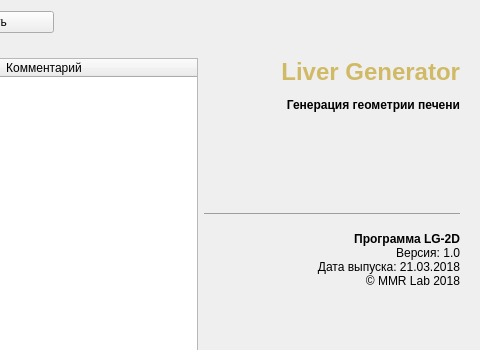
The window that liver generator/lobule2d/formproject.ui (Re5ime/lobule) describes before a commit, drawn with Qt 5; both pictures show x 530 to 1010 and y 0 to 350 of the 1010 by 720 pixel window.
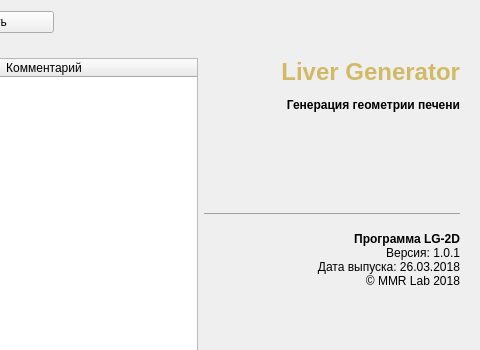
The same window after the commit. Icons and pictures are not drawn.

```diff
--- a/liver generator/lobule2d/formproject.ui
+++ b/liver generator/lobule2d/formproject.ui
@@ -614,7 +614,7 @@
            </sizepolicy>
           </property>
           <property name="text">
-           <string>&lt;html&gt;&lt;head/&gt;&lt;body&gt;&lt;p align=&quot;right&quot;&gt;&lt;span style=&quot; font-size:xx-large; font-weight:600; color:#d1ba66;&quot;&gt;Liver Generator&lt;/span&gt;&lt;/p&gt;&lt;p align=&quot;right&quot;&gt;&lt;span style=&quot; font-weight:600;&quot;&gt;Генерация геометрии печени&lt;/span&gt;&lt;br/&gt;&lt;br/&gt;&lt;br/&gt;&lt;img src=&quot;:/images/logo/nd250.png&quot;/&gt;&lt;/p&gt;&lt;p align=&quot;right&quot;&gt;&lt;br/&gt;&lt;/p&gt;&lt;hr/&gt;&lt;p align=&quot;right&quot;&gt;&lt;span style=&quot; font-weight:600;&quot;&gt;Программа LG-2D&lt;/span&gt;&lt;br/&gt;Версия: 1.0&lt;br/&gt;Дата выпуска: 21.03.2018&lt;br/&gt;© MMR Lab 2018&lt;/p&gt;&lt;/body&gt;&lt;/html&gt;</string>
+           <string>&lt;html&gt;&lt;head/&gt;&lt;body&gt;&lt;p align=&quot;right&quot;&gt;&lt;span style=&quot; font-size:xx-large; font-weight:600; color:#d1ba66;&quot;&gt;Liver Generator&lt;/span&gt;&lt;/p&gt;&lt;p align=&quot;right&quot;&gt;&lt;span style=&quot; font-weight:600;&quot;&gt;Генерация геометрии печени&lt;/span&gt;&lt;br/&gt;&lt;br/&gt;&lt;br/&gt;&lt;img src=&quot;:/images/logo/nd250.png&quot;/&gt;&lt;/p&gt;&lt;p align=&quot;right&quot;&gt;&lt;br/&gt;&lt;/p&gt;&lt;hr/&gt;&lt;p align=&quot;right&quot;&gt;&lt;span style=&quot; font-weight:600;&quot;&gt;Программа LG-2D&lt;/span&gt;&lt;br/&gt;Версия: 1.0.1&lt;br/&gt;Дата выпуска: 26.03.2018&lt;br/&gt;© MMR Lab 2018&lt;/p&gt;&lt;/body&gt;&lt;/html&gt;</string>
           </property>
           <property name="alignment">
            <set>Qt::AlignLeading|Qt::AlignLeft|Qt::AlignTop</set>
```
Left out of the diff: 4 changed lines with no effect on the pictures.
